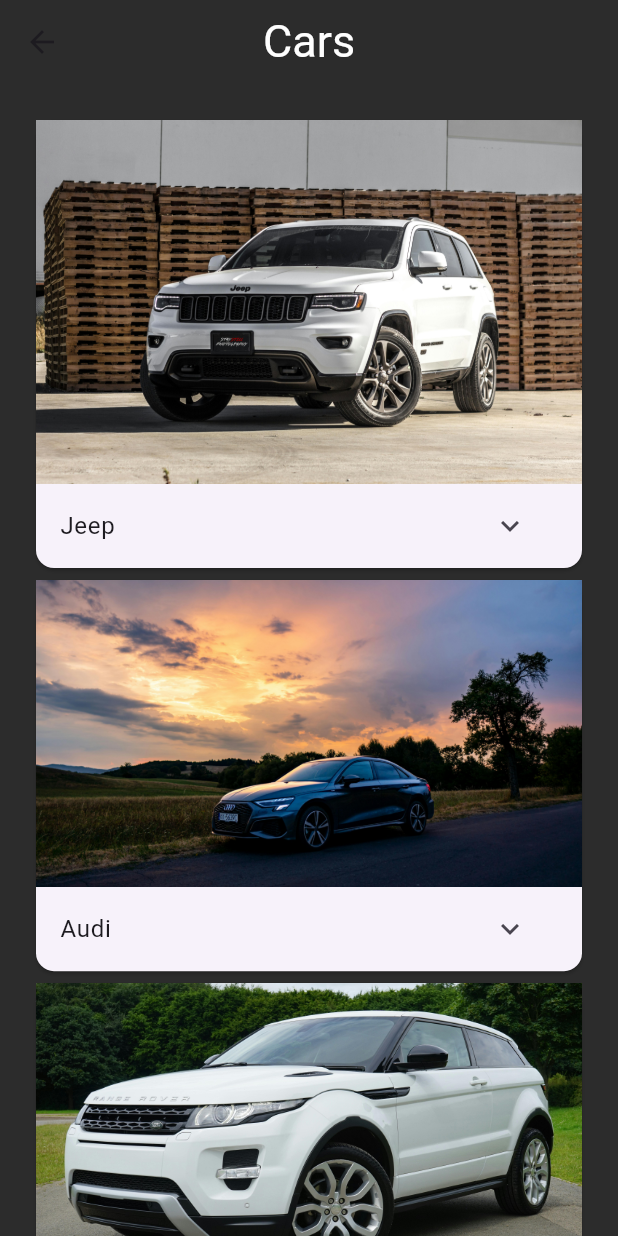
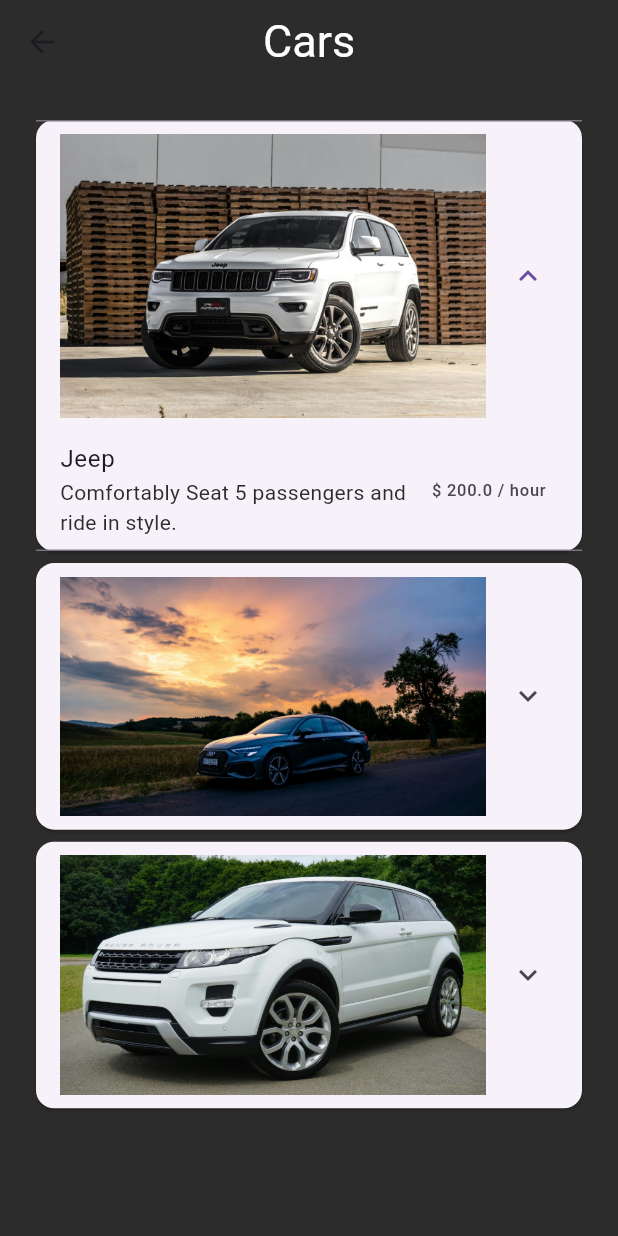
Before and after one commit to JonathanMarkovic/luxury-chauffeur, a Flutter app: the CarsScreen screen opened by its route, after a tap on the "expand more" icon, on a phone screen of 412 x 824 dp. Run offline on Flutter 3.47's test engine with Material 3 defaults, Android fonts, the phone set to English and light mode, and no system bars; our stand-ins replace cloud_firestore, firebase_auth, firebase_core, rxdart; accounts and stored records are empty.

Commit message:
Added expandable cards to car screen

```diff
--- a/lib/cars_screen.dart
+++ b/lib/cars_screen.dart
@@ -24,40 +24,9 @@
           child: Column(
             crossAxisAlignment: CrossAxisAlignment.center,
             children: [
-              Card(
-                child: Column(
-                  mainAxisAlignment: MainAxisAlignment.spaceEvenly,
-                  children: [
-                    Image(image: AssetImage('assets/jeep.jpg')),
-                    ListTile(
-                      title: Text('Jeep'),
-                      trailing: IconButton(onPressed: () {}, icon: Icon(Icons.expand_more)),
-                    )              ],
-                ),
-              ),
-              Card(
-                child: Column(
-                  mainAxisAlignment: MainAxisAlignment.spaceEvenly,
-                  children: [
-                    Image(image: AssetImage('assets/audi.jpg')),
-                    ListTile(
-                      title: Text('Audi'),
-                      trailing: IconButton(onPressed: () {}, icon: Icon(Icons.expand_more)),
-                    )
-                  ],
-                ),
-              ),
-              Card(
-                child: Column(
-                  mainAxisAlignment: MainAxisAlignment.spaceEvenly,
-                  children: [
-                    Image(image: AssetImage('assets/range_rover.jpg')),
-                    ListTile(
-                      title: Text('Range Rover'),
-                      trailing: IconButton(onPressed: () {}, icon: Icon(Icons.expand_more)),
-                    )              ],
-                ),
-              )
+              _expandableCarWidget('assets/jeep.jpg', 'Jeep', 'Comfortably Seat 5 passengers and ride in style.', 200),
+              _expandableCarWidget('assets/audi.jpg', 'Audi', 'Comfortably Seat 3 passengers and ride in style.', 150),
+              _expandableCarWidget('assets/range_rover.jpg', 'Range Rover', 'Comfortably Seat 5 passengers and ride in style.', 250),
             ],
           ),
         ),
@@ -65,3 +34,22 @@
     );
   }
 }
+
+Widget _expandableCarWidget(String imagePath, String name, String description, double price) {
+  return Card(
+    child: ExpansionTile(
+      title: Image(image: AssetImage(imagePath)),
+      children: [
+        ListTile(
+          title: Text(
+            name,
+          ),
+          trailing: Text('\$ $price / hour'),
+          subtitle: Text(
+            description, style: TextStyle(color: AppColors.darkBackground),
+          ),
+        ),
+      ],
+    ),
+  );
+}
```
